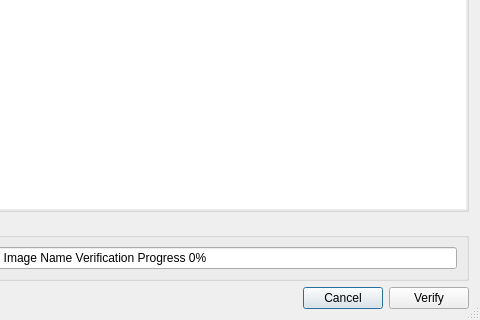
This is verifyevidencedialog.ui in pjrinaldi/wombatforensics as Qt 5 draws it before an edit; both pictures show x 270 to 750 and y 90 to 410 of the 750 by 410 pixel window. The edited form follows.
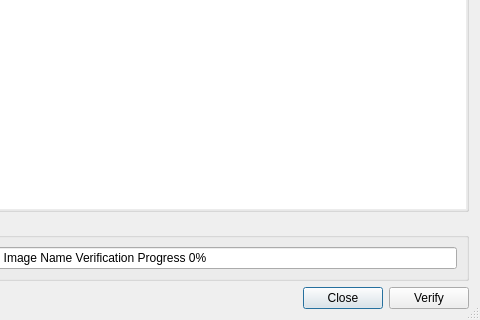
This is the edited form.

Commit message: working on moving out of wombatfornesics. should all be moved now. test to see if it works. then i need to figure out how to cancel..

```diff
--- a/verifyevidencedialog.ui
+++ b/verifyevidencedialog.ui
@@ -133,7 +133,7 @@
      <item>
       <widget class="QPushButton" name="cancelbutton">
        <property name="text">
-        <string>Cancel</string>
+        <string>Close</string>
        </property>
       </widget>
      </item>
```
The commit also changes 3 other files.
